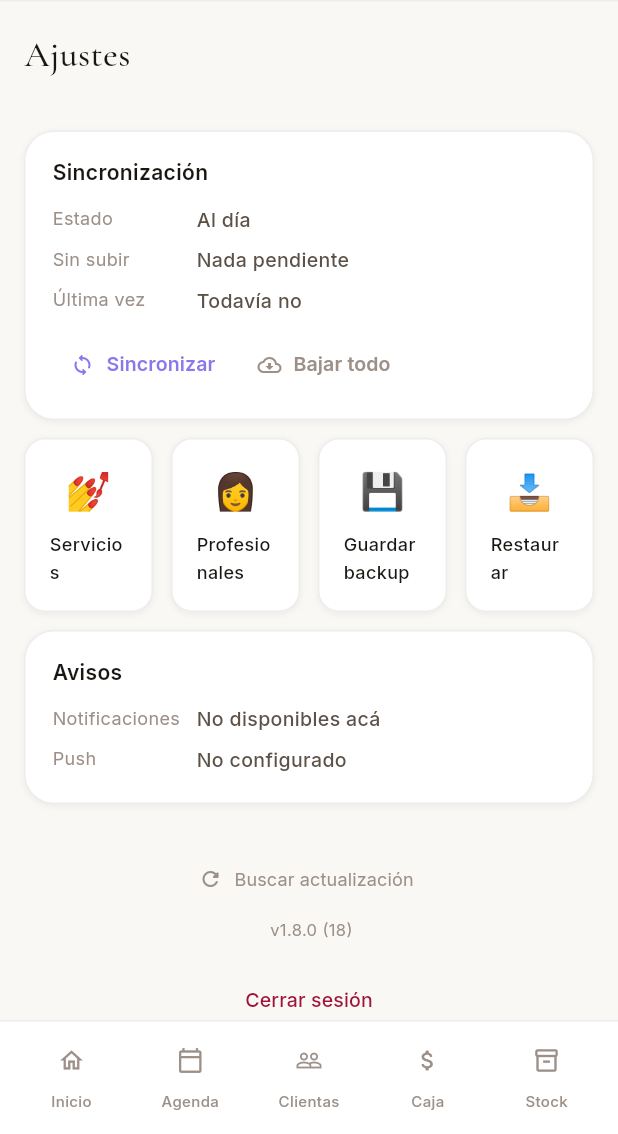
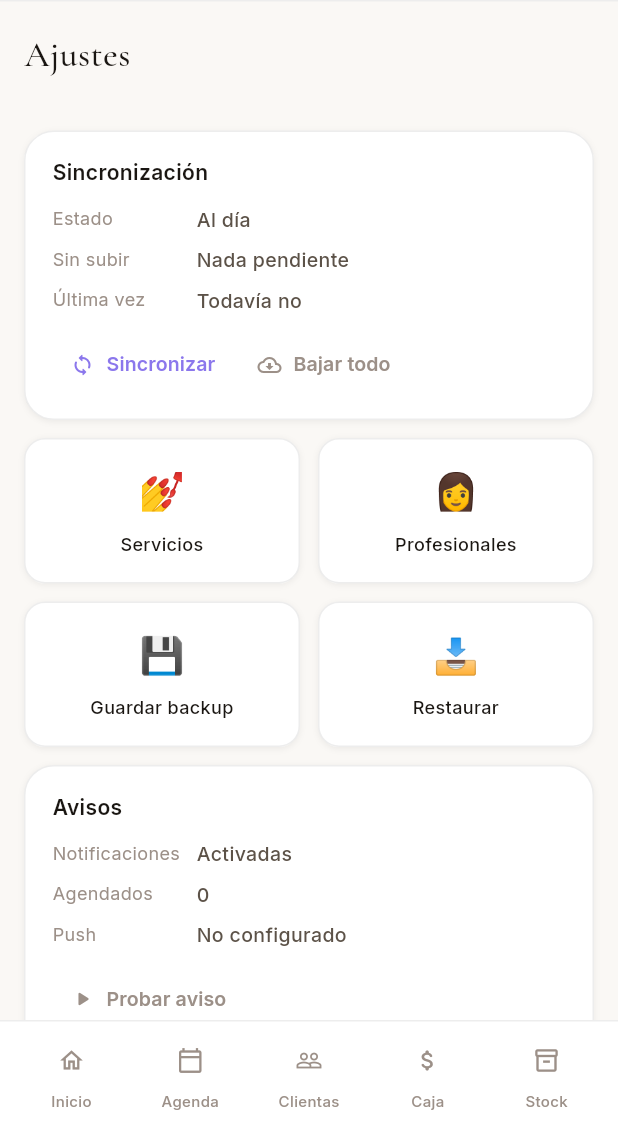
Before and after one commit to santiagoadet7823-dev/mirame-app, a Flutter app: the AppShell screen opened by its route, after a tap on the "settings" icon, on a phone screen of 412 x 824 dp, the part 102-1236 px from its top. Run offline on Flutter 3.47's test engine with Material 3 defaults, Android fonts, the phone set to English and light mode, and no system bars; our stand-ins replace connectivity_plus, dio, drift, drift_flutter, firebase_core, firebase_messaging and 10 more; missing offline and left inert: file_selector; accounts and stored records are empty; generated files the repository leaves out were written again; network calls fail; statements that could not run were skipped.

Commit message:
feat(avisos,settings): resumen del dia, aviso previo al turno y diagnostico
Notificaciones que faltaban, todas locales:

- Resumen a las 8:00 con los turnos del dia, hora y nombre, en orden. Es lo
  que se quiere ver de un vistazo al arrancar la jornada.
- Aviso 30 minutos antes de cada turno. El id es POR TURNO y no por dia: si
  se le mueve la hora, el aviso viejo se pisa en vez de quedar sonando por un
  turno que ya no existe.

Ademas se programan HOY Y MANANA, no solo hoy. Programar solo el dia en curso
dejaba un agujero grande: quien abre la app de noche ya paso las horas de
aviso, no le queda nada agendado, y al dia siguiente no le llega nada salvo
que vuelva a abrirla temprano. Es la razon por la que no llegaba ninguna.

Diagnostico, porque dar soporte a distancia sin datos es adivinar:
- Ajustes muestra el TEXTO del error de sync, no solo "con problemas".
- Tarjeta de Avisos con "Probar aviso", cuantos hay agendados y el permiso
  releido del sistema. Un 0 agendados con permiso dado significa "no habia
  nada que avisar", que es muy distinto de "estan rotas".

fix(settings): las tarjetas de acceso van de a dos por fila. Con cuatro cada
una quedaba en ~80 px y "Profesionales" o "Guardar backup" no entraban: el
texto se cortaba y parecian de tamanos distintos.

```diff
--- a/app_flutter/lib/core/notificaciones/servicio_avisos.dart
+++ b/app_flutter/lib/core/notificaciones/servicio_avisos.dart
@@ -126,6 +126,45 @@
     }
   }
 
+  /// Vuelve a preguntarle al sistema si puede notificar.
+  ///
+  /// Hace falta porque el permiso se puede dar o quitar desde los ajustes de
+  /// Android sin pasar por la app, y un estado cacheado hace que Ajustes mienta
+  /// justo cuando alguien está tratando de entender por qué no le llega nada.
+  Future<bool> refrescarPermiso() async {
+    if (!disponible) return false;
+    try {
+      permitido = await _plugin
+              .resolvePlatformSpecificImplementation<
+                  AndroidFlutterLocalNotificationsPlugin>()
+              ?.areNotificationsEnabled() ??
+          false;
+    } catch (_) {
+      // Se deja el valor anterior: no saber no es lo mismo que no poder.
+    }
+    return permitido;
+  }
+
+  /// Cuántos avisos hay agendados. Es la única forma de distinguir "no me
+  /// llegan" de "no había nada que avisar".
+  Future<int> cuantosAgendados() async {
+    if (!disponible) return 0;
+    try {
+      return (await _plugin.pendingNotificationRequests()).length;
+    } catch (_) {
+      return 0;
+    }
+  }
+
+  /// Dispara un aviso de prueba, ahora mismo.
+  Future<void> probar() => mostrarYa(AvisoProgramado(
+        id: idEstable('prueba'),
+        titulo: '🔔 Los avisos funcionan',
+        cuerpo: 'Así vas a ver los recordatorios de retoque y los turnos.',
+        cuando: DateTime.now(),
+        canal: CanalAviso.agenda,
+      ));
+
   NotificationDetails _detalles(AvisoProgramado a) => NotificationDetails(
         android: AndroidNotificationDetails(
           a.canal.id,
--- a/app_flutter/lib/domain/rules/avisos.dart
+++ b/app_flutter/lib/domain/rules/avisos.dart
@@ -27,10 +27,18 @@
 }
 
 /// Horas fijas, calcadas de `06-NOTIFICACIONES.md`.
+///
+/// El resumen del día va **antes** que el de cumpleaños: es lo primero que se
+/// mira al arrancar la jornada.
+const kHoraResumenDelDia = 8;
 const kHoraCumples = 9;
 const kHoraRetoques = 10;
 const kHoraTurnosDeManana = 20;
 const kHoraCierreCaja = 21;
+
+/// Cuánto antes de cada turno se avisa. Media hora es el tiempo que da para
+/// preparar la camilla sin que el aviso llegue tan temprano que se olvide.
+const kMinutosAntesDelTurno = 30;
 
 class AvisoProgramado {
   const AvisoProgramado({
@@ -104,7 +112,60 @@
     ));
   }
 
-  // 2 · Retoques — 10:00. Se avisa solo de los que vencen hoy o ya vencieron:
+  // 2 · Resumen de la jornada — 8:00, y un aviso 30 minutos antes de cada
+  // turno.
+  //
+  // Los turnos ya hechos o cancelados no entran: no hay nada que preparar.
+  final deHoy = appointments
+      .where((a) =>
+          dateOnly(a.fecha) == hoy &&
+          a.estado != TurnoEstado.cancelled &&
+          a.estado != TurnoEstado.done)
+      .toList()
+    ..sort((a, b) => (a.hora?.totalMinutes ?? 0)
+        .compareTo(b.hora?.totalMinutes ?? 0));
+
+  final nombres = {for (final c in clients) c.id: c.nombre};
+
+  if (deHoy.isNotEmpty) {
+    final primero = deHoy.first.hora?.toString();
+    agregar(AvisoProgramado(
+      id: idEstable('hoy-${claveFecha(hoy)}'),
+      titulo: deHoy.length == 1
+          ? '☀️ Hoy tenés 1 turno'
+          : '☀️ Hoy tenés ${deHoy.length} turnos',
+      // La lista completa, que es lo que se quiere ver de un vistazo a la
+      // mañana sin abrir la app.
+      cuerpo: deHoy
+          .map((a) => [
+                if (a.hora != null) a.hora.toString(),
+                nombres[a.clientId] ?? 'Sin asignar',
+              ].join(' · '))
+          .join('\n'),
+      cuando: _aLas(hoy, kHoraResumenDelDia),
+      canal: CanalAviso.agenda,
+      payload: 'agenda',
+    ));
+  }
+
+  for (final a in deHoy) {
+    final hora = a.hora;
+    if (hora == null) continue;
+    final inicio =
+        DateTime(hoy.year, hoy.month, hoy.day, hora.hour, hora.minute);
+    agregar(AvisoProgramado(
+      // Por turno y no por día: si se le mueve la hora, el aviso viejo se
+      // pisa en vez de quedar sonando a la hora anterior.
+      id: idEstable('turno-${a.id}'),
+      titulo: '💅 Turno en $kMinutosAntesDelTurno minutos',
+      cuerpo: '${nombres[a.clientId] ?? 'Sin asignar'} · $hora',
+      cuando: inicio.subtract(const Duration(minutes: kMinutosAntesDelTurno)),
+      canal: CanalAviso.agenda,
+      payload: 'agenda',
+    ));
+  }
+
+  // 3 · Retoques — 10:00. Se avisa solo de los que vencen hoy o ya vencieron:
   // la lista completa llega hasta 7 días adelante y notificar eso todos los
   // días convierte el aviso en ruido que se termina silenciando.
   final retoques = pendingReminders(
@@ -126,7 +187,7 @@
     ));
   }
 
-  // 3 · Turnos de mañana — 20:00
+  // 4 · Turnos de mañana — 20:00
   final deManana = appointments
       .where((a) =>
           dateOnly(a.fecha) == manana &&
@@ -148,7 +209,7 @@
     ));
   }
 
-  // 4 · Cierre de caja — 21:00, solo si hubo movimiento. Un "cerraste con $0"
+  // 5 · Cierre de caja — 21:00, solo si hubo movimiento. Un "cerraste con $0"
   // los días que el salón no abre es exactamente el aviso que enseña a
   // ignorar la app.
   final delDia = transactions.where((t) => dateOnly(t.fecha) == hoy);
--- a/app_flutter/lib/features/settings/settings_view.dart
+++ b/app_flutter/lib/features/settings/settings_view.dart
@@ -79,6 +79,9 @@
                     ? 'Todavía no'
                     : _hora(sync.ultimoOk!),
               ),
+              // El texto del error, no solo "con problemas". Sin esto, dar
+              // soporte a distancia es adivinar.
+              if (sync.error case final e?) ('Detalle', e),
             ],
             accion: Row(
               children: [
@@ -116,7 +119,12 @@
         FadeSlideIn(
           delay: const Duration(milliseconds: 100),
           child: Builder(
-            builder: (ctx) => Row(
+            // DOS por fila, no cuatro. Con cuatro cada tarjeta queda en
+            // ~80 px y "Profesionales" o "Guardar backup" no entran: el texto
+            // se corta y las tarjetas parecen de tamaños distintos.
+            builder: (ctx) => Column(
+              children: [
+                Row(
                   children: [
                     Expanded(
                       child: _Acceso(
@@ -133,7 +141,11 @@
                         onTap: () => mostrarProfesionales(ctx),
                       ),
                     ),
-                const SizedBox(width: 12),
+                  ],
+                ),
+                const SizedBox(height: 12),
+                Row(
+                  children: [
                     Expanded(
                       child: _Acceso(
                         emoji: '💾',
@@ -148,6 +160,8 @@
                         titulo: 'Restaurar',
                         onTap: () => restaurarBackup(ctx, ref),
                       ),
+                    ),
+                  ],
                 ),
               ],
             ),
@@ -256,6 +270,20 @@
 }
 
 class _TarjetaAvisosState extends State<_TarjetaAvisos> {
+  int _agendados = 0;
+
+  @override
+  void initState() {
+    super.initState();
+    _refrescar();
+  }
+
+  Future<void> _refrescar() async {
+    await ServicioAvisos.instancia.refrescarPermiso();
+    final n = await ServicioAvisos.instancia.cuantosAgendados();
+    if (mounted) setState(() => _agendados = n);
+  }
+
   @override
   Widget build(BuildContext context) {
     final servicio = ServicioAvisos.instancia;
@@ -271,24 +299,46 @@
                   ? 'Activadas'
                   : 'Desactivadas'
         ),
+        // "0 agendados" con el permiso dado significa que no había nada que
+        // avisar, no que estén rotas. Son dos problemas muy distintos y sin
+        // este número no se pueden separar.
+        ('Agendados', '$_agendados'),
         // Se muestra aunque no esté configurado: es la primera pregunta al
         // dar soporte cuando alguien dice "no me llega nada".
         ('Push', Push.instancia.disponible ? 'Conectado' : 'No configurado'),
       ],
-      accion: servicio.disponible && !servicio.permitido
-          ? TextButton.icon(
+      accion: !servicio.disponible
+          ? null
+          : Row(
+              children: [
+                if (!servicio.permitido)
+                  TextButton.icon(
                     onPressed: () async {
                       await servicio.pedirPermiso();
-                if (mounted) setState(() {});
+                      await _refrescar();
                     },
                     icon: const Icon(Icons.notifications_active_outlined,
                         size: 16, color: MColors.brand),
                     label: Text(
-                'Activar avisos',
-                style: sans(size: 13, weight: 600, color: MColors.brand),
+                      'Activar',
+                      style:
+                          sans(size: 13, weight: 600, color: MColors.brand),
                     ),
-            )
-          : null,
+                  ),
+                TextButton.icon(
+                  onPressed: () async {
+                    await servicio.probar();
+                    await _refrescar();
+                  },
+                  icon: const Icon(Icons.play_arrow_rounded,
+                      size: 16, color: MColors.tMuted),
+                  label: Text(
+                    'Probar aviso',
+                    style: sans(size: 13, weight: 600, color: MColors.tMuted),
+                  ),
+                ),
+              ],
+            ),
     );
   }
 }
@@ -321,7 +371,14 @@
             children: [
               Text(emoji, style: const TextStyle(fontSize: 24)),
               const SizedBox(height: 6),
-              Text(titulo, style: sans(size: 12, weight: 500)),
+              // Centrado y a dos líneas: "Guardar backup" no entra en una sola
+              // en pantallas angostas, y cortarlo se ve peor que envolverlo.
+              Text(
+                titulo,
+                textAlign: TextAlign.center,
+                maxLines: 2,
+                style: sans(size: 12, weight: 500),
+              ),
             ],
           ),
         ),
--- a/app_flutter/lib/features/shell/programador_avisos.dart
+++ b/app_flutter/lib/features/shell/programador_avisos.dart
@@ -81,6 +81,18 @@
   }
 
   List<AvisoProgramado> _calcular() {
+    final ahora = DateTime.now();
+    // HOY y MAÑANA.
+    //
+    // Programar solo hoy tenía un agujero grande: quien abre la app a la noche
+    // ya pasó las cuatro horas de aviso, así que no queda NADA agendado y al
+    // día siguiente no le llega nada salvo que vuelva a abrirla antes de las
+    // 20:00. Con dos días siempre hay algo pendiente.
+    final manana = DateTime(ahora.year, ahora.month, ahora.day + 1);
+    return [..._delDia(ahora), ..._delDia(manana)];
+  }
+
+  List<AvisoProgramado> _delDia(DateTime ahora) {
     final turnos = [
       ...?ref.read(turnosDeHoyProvider).value,
       ...?ref.read(turnosDeMananaProvider).value,
@@ -101,7 +113,7 @@
       transactions:
           (ref.read(movimientosDelMesProvider).value ?? const <db.Transaction>[])
               .map(aTransaction),
-      ahora: DateTime.now(),
+      ahora: ahora,
     );
   }
 
--- a/app_flutter/pubspec.yaml
+++ b/app_flutter/pubspec.yaml
@@ -5,7 +5,7 @@
 # versionName + versionCode salen de acá. El versionCode (después del +)
 # SIEMPRE sube en 1 y NUNCA baja: Android rechaza instalar uno menor y eso
 # deja a la flota trabada sin arreglo remoto. Usar scripts/bump-version.sh.
-version: 1.8.0+18
+version: 1.9.0+19
 
 environment:
   sdk: ">=3.4.0 <4.0.0"
```
Also changed, not shown: 1 other file. Lines whose indentation alone changed are shown as unchanged.
